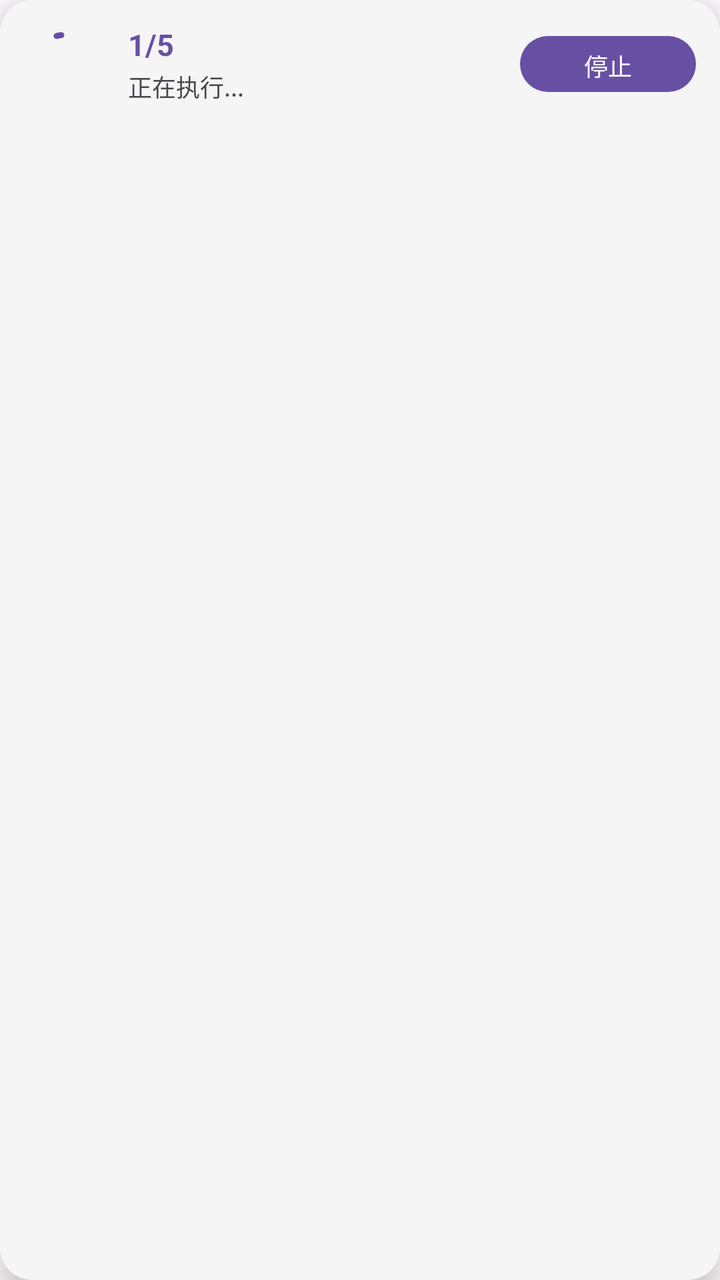
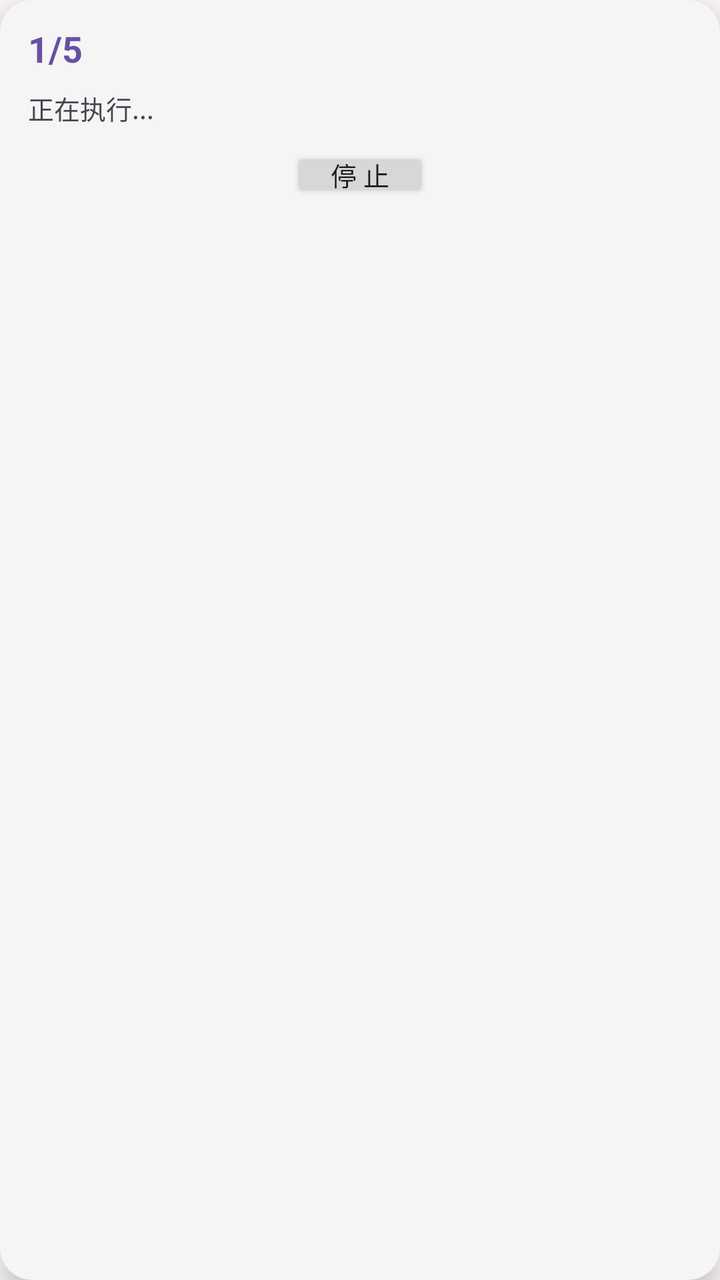

An Android layout rendered at two revisions. The XML below is the earlier revision; the diff shows what the commit changed to produce the second picture.
<!-- AndroidManifest.xml: application theme Theme.AutoTask -->
<!-- res/layout/floating_execute.xml -->
<?xml version="1.0" encoding="utf-8"?>
<com.google.android.material.card.MaterialCardView xmlns:android="http://schemas.android.com/apk/res/android"
    xmlns:app="http://schemas.android.com/apk/res-auto"
    android:layout_width="match_parent"
    android:layout_height="wrap_content"
    app:cardCornerRadius="16dp"
    app:cardElevation="8dp"
    app:cardBackgroundColor="#F5F5F5"
    app:strokeWidth="0dp">

    <LinearLayout
        android:layout_width="match_parent"
        android:layout_height="wrap_content"
        android:orientation="horizontal"
        android:gravity="center_vertical"
        android:padding="12dp">

        
        <com.google.android.material.progressindicator.CircularProgressIndicator
            android:id="@+id/progress_indicator"
            android:layout_width="wrap_content"
            android:layout_height="wrap_content"
            android:indeterminate="true"
            app:indicatorSize="32dp"
            app:trackThickness="3dp" />

        
        <LinearLayout
            android:layout_width="0dp"
            android:layout_height="wrap_content"
            android:layout_weight="1"
            android:orientation="vertical"
            android:layout_marginStart="12dp">

            <TextView
                android:id="@+id/tv_progress"
                android:layout_width="wrap_content"
                android:layout_height="wrap_content"
                android:text="1/5"
                android:textColor="#6750A4"
                android:textSize="15sp"
                android:textStyle="bold" />

            <TextView
                android:id="@+id/tv_message"
                android:layout_width="wrap_content"
                android:layout_height="wrap_content"
                android:text="正在执行..."
                android:textColor="#49454F"
                android:textSize="12sp"
                android:maxLines="2"
                android:ellipsize="end"
                android:layout_marginTop="2dp" />

        </LinearLayout>

        
        <com.google.android.material.button.MaterialButton
            android:id="@+id/btn_stop"
            android:layout_width="wrap_content"
            android:layout_height="36dp"
            android:text="停止"
            android:textSize="12sp"
            app:cornerRadius="18dp"
            style="@style/Widget.Material3.Button" />

    </LinearLayout>

</com.google.android.material.card.MaterialCardView>
<!-- resources referenced by this layout -->
<resources>
  <style name="Theme.AutoTask" parent="Theme.AutoTask.Purple" />
  <style name="Theme.AutoTask.Purple" parent="Theme.Material3.DayNight.NoActionBar">
          <item name="colorPrimary">@color/purple_primary</item>
          <item name="colorOnPrimary">@color/purple_on_primary</item>
          <item name="colorPrimaryContainer">@color/purple_primary_container</item>
          <item name="colorOnPrimaryContainer">@color/purple_on_primary_container</item>
          <item name="colorSecondary">@color/purple_secondary</item>
          <item name="colorOnSecondary">@color/purple_on_secondary</item>
          <item name="colorSecondaryContainer">@color/purple_secondary_container</item>
          <item name="colorSurface">@color/purple_surface</item>
          <item name="colorOnSurface">@color/purple_on_surface</item>
          <item name="colorSurfaceVariant">@color/purple_surface_variant</item>
          <item name="android:colorBackground">@color/purple_background</item>
      </style>
  <color name="purple_primary">#6750A4</color>
  <color name="purple_on_primary">#FFFFFF</color>
  <color name="purple_primary_container">#EADDFF</color>
  <color name="purple_on_primary_container">#21005D</color>
  <color name="purple_secondary">#625B71</color>
  <color name="purple_on_secondary">#FFFFFF</color>
  <color name="purple_secondary_container">#E8DEF8</color>
  <color name="purple_surface">#FFFBFE</color>
  <color name="purple_on_surface">#1C1B1F</color>
  <color name="purple_surface_variant">#E7E0EC</color>
  <color name="purple_background">#FFFBFE</color>
</resources>

<!-- the commit's change to res/layout/floating_execute.xml (unified diff, before → after) -->
@@ -1,7 +1,7 @@
 <?xml version="1.0" encoding="utf-8"?>
 <com.google.android.material.card.MaterialCardView xmlns:android="http://schemas.android.com/apk/res/android"
     xmlns:app="http://schemas.android.com/apk/res-auto"
-    android:layout_width="match_parent"
+    android:layout_width="380dp"
     android:layout_height="wrap_content"
     app:cardCornerRadius="16dp"
     app:cardElevation="8dp"
@@ -11,58 +11,50 @@
     <LinearLayout
         android:layout_width="match_parent"
         android:layout_height="wrap_content"
-        android:orientation="horizontal"
-        android:gravity="center_vertical"
-        android:padding="12dp">
+        android:orientation="vertical"
+        android:paddingLeft="14dp"
+        android:paddingRight="14dp"
+        android:paddingTop="12dp"
+        android:paddingBottom="12dp">
 
         
-        <com.google.android.material.progressindicator.CircularProgressIndicator
-            android:id="@+id/progress_indicator"
+        <TextView
+            android:id="@+id/tv_progress"
             android:layout_width="wrap_content"
             android:layout_height="wrap_content"
-            android:indeterminate="true"
-            app:indicatorSize="32dp"
-            app:trackThickness="3dp" />
+            android:text="1/5"
+            android:textColor="#6750A4"
+            android:textSize="18sp"
+            android:textStyle="bold"
+            android:maxLines="1" />
 
         
-        <LinearLayout
-            android:layout_width="0dp"
+        <TextView
+            android:id="@+id/tv_message"
+            android:layout_width="match_parent"
             android:layout_height="wrap_content"
-            android:layout_weight="1"
-            android:orientation="vertical"
-            android:layout_marginStart="12dp">
-
-            <TextView
-                android:id="@+id/tv_progress"
-                android:layout_width="wrap_content"
-                android:layout_height="wrap_content"
-                android:text="1/5"
-                android:textColor="#6750A4"
-                android:textSize="15sp"
-                android:textStyle="bold" />
-
-            <TextView
-                android:id="@+id/tv_message"
-                android:layout_width="wrap_content"
-                android:layout_height="wrap_content"
-                android:text="正在执行..."
-                android:textColor="#49454F"
-                android:textSize="12sp"
-                android:maxLines="2"
-                android:ellipsize="end"
-                android:layout_marginTop="2dp" />
-
-        </LinearLayout>
+            android:text="正在执行..."
+            android:textColor="#49454F"
+            android:textSize="13sp"
+            android:lineSpacingExtra="3dp"
+            android:maxLines="12"
+            android:layout_marginTop="8dp" />
 
         
-        <com.google.android.material.button.MaterialButton
+        <Button
             android:id="@+id/btn_stop"
             android:layout_width="wrap_content"
-            android:layout_height="36dp"
-            android:text="停止"
-            android:textSize="12sp"
-            app:cornerRadius="18dp"
-            style="@style/Widget.Material3.Button" />
+            android:layout_height="wrap_content"
+            android:text="停 止"
+            android:textSize="13sp"
+            android:minWidth="0dp"
+            android:minHeight="0dp"
+            android:paddingLeft="20dp"
+            android:paddingRight="20dp"
+            android:paddingTop="4dp"
+            android:paddingBottom="4dp"
+            android:layout_marginTop="10dp"
+            android:layout_gravity="center_horizontal" />
 
     </LinearLayout>
 
